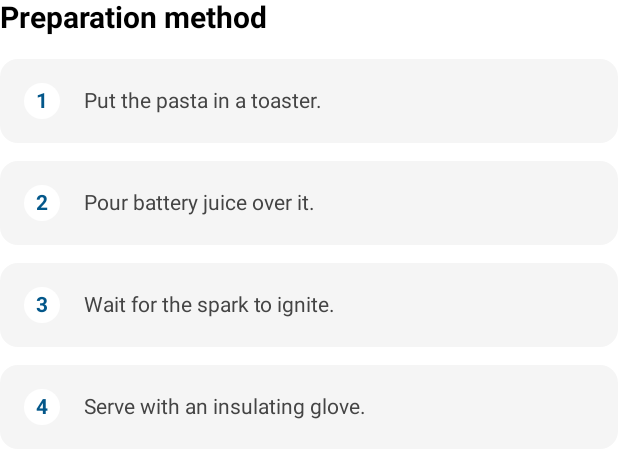
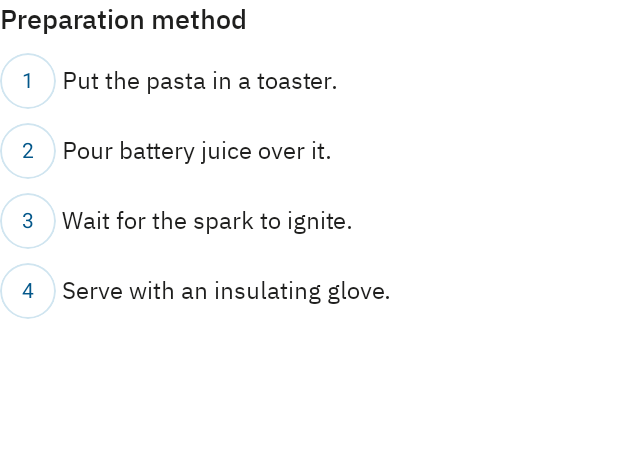
Before and after one commit to islamelhady/tom-and-jerry, an Android app built with Jetpack Compose: the @Preview function PreparationMethodSectionPreview, on a phone screen of 412 x 824 dp. Shown: the top 458 px of the screen. Run offline under Robolectric (Android 15) with nearby library versions, the phone set to English and light mode, and no system bars; Roboto replaces fonts that are not available here.

Commit message:
edit preparation method section

```diff
--- a/app/src/main/java/com/elhady/tomandjerry/screens/kitchen/composable/PreparationMethodSection.kt
+++ b/app/src/main/java/com/elhady/tomandjerry/screens/kitchen/composable/PreparationMethodSection.kt
@@ -1,34 +1,50 @@
 package com.elhady.tomandjerry.screens.kitchen.composable
 
+import androidx.compose.foundation.layout.Arrangement
 import androidx.compose.foundation.layout.Column
-import androidx.compose.foundation.layout.Spacer
-import androidx.compose.foundation.layout.height
+import androidx.compose.foundation.layout.fillMaxWidth
 import androidx.compose.material3.Text
 import androidx.compose.runtime.Composable
 import androidx.compose.ui.Modifier
+import androidx.compose.ui.graphics.Color
 import androidx.compose.ui.text.font.FontWeight
 import androidx.compose.ui.tooling.preview.Preview
 import androidx.compose.ui.unit.dp
 import androidx.compose.ui.unit.sp
+import com.elhady.tomandjerry.composable.ibmPlexSansArabic
 
 
 @Composable
-fun PreparationMethodSection() {
-    val steps = listOf(
-        "Put the pasta in a toaster.",
-        "Pour battery juice over it.",
-        "Wait for the spark to ignite.",
-        "Serve with an insulating glove."
-    )
-    Column {
-        Text(text = "Preparation method", fontSize = 20.sp, fontWeight = FontWeight.Bold)
-        Spacer(modifier = Modifier.height(16.dp))
-        steps.forEachIndexed { index, step ->
-            PreparationStep(number = index + 1, text = step)
-            if (index < steps.lastIndex) {
-                Spacer(modifier = Modifier.height(12.dp))
-            }
-        }
+fun PreparationMethodSection(
+    modifier: Modifier = Modifier
+) {
+    Column(
+        modifier = modifier.fillMaxWidth(),
+        verticalArrangement = Arrangement.spacedBy(8.dp)
+    ) {
+        Text(
+            text = "Preparation method",
+            color = Color(0xFF1F1F1E),
+            fontSize = 18.sp,
+            fontFamily = ibmPlexSansArabic,
+            fontWeight = FontWeight.Medium,
+        )
+        PreparationStep(
+            stepNumber = "1",
+            details = "Put the pasta in a toaster.",
+        )
+        PreparationStep(
+            stepNumber = "2",
+            details = "Pour battery juice over it.",
+        )
+        PreparationStep(
+            stepNumber = "3",
+            details = "Wait for the spark to ignite.",
+        )
+        PreparationStep(
+            stepNumber = "4",
+            details = "Serve with an insulating glove.",
+        )
     }
 }
 
--- a/app/src/main/java/com/elhady/tomandjerry/screens/kitchen/composable/PreparationStep.kt
+++ b/app/src/main/java/com/elhady/tomandjerry/screens/kitchen/composable/PreparationStep.kt
@@ -1,13 +1,11 @@
 package com.elhady.tomandjerry.screens.kitchen.composable
 
 import androidx.compose.foundation.background
+import androidx.compose.foundation.border
 import androidx.compose.foundation.layout.Box
-import androidx.compose.foundation.layout.Row
-import androidx.compose.foundation.layout.Spacer
 import androidx.compose.foundation.layout.fillMaxWidth
 import androidx.compose.foundation.layout.padding
 import androidx.compose.foundation.layout.size
-import androidx.compose.foundation.layout.width
 import androidx.compose.foundation.shape.CircleShape
 import androidx.compose.foundation.shape.RoundedCornerShape
 import androidx.compose.material3.Text
@@ -19,36 +17,60 @@ import androidx.compose.ui.graphics.Color
 import androidx.compose.ui.text.font.FontWeight
 import androidx.compose.ui.tooling.preview.Preview
 import androidx.compose.ui.unit.dp
+import androidx.compose.ui.unit.sp
+import com.elhady.tomandjerry.composable.ibmPlexSansArabic
 
 @Composable
-fun PreparationStep(number: Int, text: String) {
-    Row(
-        verticalAlignment = Alignment.CenterVertically,
-        modifier = Modifier
-            .fillMaxWidth()
-            .clip(RoundedCornerShape(12.dp))
-            .background(Color(color = 0xFFF5F5F5))
-            .padding(16.dp)
+fun PreparationStep(
+    modifier: Modifier = Modifier,
+    stepNumber: String,
+    details: String,
+) {
+    Box(
+        modifier = modifier.fillMaxWidth(),
+        contentAlignment = Alignment.Center
     ) {
+        Text(
+            modifier = Modifier
+                .padding(start = 15.dp)
+                .fillMaxWidth()
+                .clip(RoundedCornerShape(12.dp))
+                .background(Color.White)
+                .padding(start = 26.dp)
+                .padding(vertical = 7.dp),
+            text = details,
+            color = Color(0xFF1F1F1E),
+            fontSize = 16.sp,
+            fontFamily = ibmPlexSansArabic,
+            fontWeight = FontWeight.Normal
+        )
         Box(
             modifier = Modifier
-                .size(24.dp)
-                .background(Color.White, CircleShape),
+                .size(37.dp)
+                .clip(CircleShape)
+                .border(
+                    width = 1.dp,
+                    color = Color(0xFFD0E5F0),
+                    shape = CircleShape
+                )
+                .background(Color.White)
+                .align(Alignment.CenterStart),
             contentAlignment = Alignment.Center
         ) {
             Text(
-                text = number.toString(),
-                fontWeight = FontWeight.Bold,
-                color = Color(color = 0xFF03578A)
+                text = stepNumber,
+                color = Color(0xFF03578A),
             )
         }
-        Spacer(modifier = Modifier.width(16.dp))
-        Text(text = text, color = Color.DarkGray)
+
     }
 }
 
 @Preview(showBackground = true)
 @Composable
 fun PreparationStepPreview() {
-    PreparationStep(7, "sdfdf")
+    PreparationStep(
+        stepNumber = "6",
+        details = "Wait for the spark to ignite"
+    )
 }
```
Also changed, not shown: app/src/main/res/drawable/evil.xml (added, +19 -0 lines), app/src/main/res/drawable/temperature.xml (added, +14 -0 lines), app/src/main/res/drawable/timer.xml (added, +19 -0 lines).
